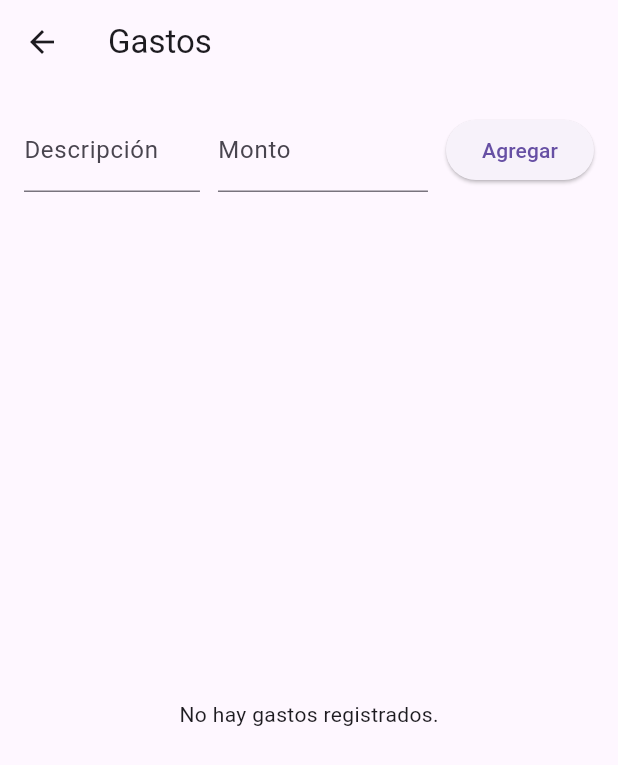
After one commit to jesusdcintas/marketmove_app, a Flutter app: the GastosPage screen opened by its route, on a phone screen of 412 x 824 dp. The commit adds this screen. Shown: the top 765 px of the screen. Run offline on Flutter 3.47's test engine with Material 3 defaults, Android fonts, the phone set to English and light mode, and no system bars; our stand-ins replace flutter_dotenv, supabase_flutter; accounts and stored records are empty.

Commit message:
feat: add GastosPage with UI and expense flow

```diff
--- a/lib/main.dart
+++ b/lib/main.dart
@@ -4,6 +4,7 @@ import 'package:supabase_flutter/supabase_flutter.dart';
 
 import 'src/features/auth/presentation/home_page.dart';
 import 'src/features/auth/presentation/login_page.dart';
+import 'src/features/gastos/presentation/gastos_page.dart';
 import 'src/features/productos/presentation/productos_page.dart';
 import 'src/features/ventas/presentation/ventas_page.dart';
 
@@ -43,6 +44,7 @@ class MarketMoveApp extends StatelessWidget {
         '/home': (_) => const HomePage(),
         '/productos': (_) => const ProductosPage(),
         '/ventas': (_) => const VentasPage(),
+        '/gastos': (_) => const GastosPage(),
       },
     );
   }
--- /dev/null
+++ b/lib/src/features/gastos/presentation/gastos_page.dart
@@ -0,0 +1,145 @@
+import 'package:flutter/material.dart';
+
+import '../../../shared/models/gasto.dart';
+import '../../../shared/services/gastos_service.dart';
+
+class GastosPage extends StatefulWidget {
+  const GastosPage({super.key});
+
+  @override
+  State<GastosPage> createState() => _GastosPageState();
+}
+
+class _GastosPageState extends State<GastosPage> {
+  final _gastosService = GastosService();
+  bool _isLoading = false;
+  List<Gasto> _gastos = [];
+  final _descripcionController = TextEditingController();
+  final _montoController = TextEditingController();
+
+  @override
+  void initState() {
+    super.initState();
+    _loadGastos();
+  }
+
+  @override
+  void dispose() {
+    _descripcionController.dispose();
+    _montoController.dispose();
+    super.dispose();
+  }
+
+  Future<void> _loadGastos() async {
+    setState(() => _isLoading = true);
+    try {
+      _gastos = await _gastosService.getAll();
+    } catch (error) {
+      ScaffoldMessenger.of(context).showSnackBar(
+        SnackBar(content: Text('Error cargando gastos: $error')),
+      );
+    } finally {
+      setState(() => _isLoading = false);
+    }
+  }
+
+  Future<void> _submitGasto() async {
+    final descripcion = _descripcionController.text.trim();
+    final monto = double.tryParse(_montoController.text.trim()) ?? 0;
+
+    if (descripcion.isEmpty || monto <= 0) {
+      ScaffoldMessenger.of(context).showSnackBar(
+        const SnackBar(content: Text('Descripción y monto son obligatorios.')),
+      );
+      return;
+    }
+
+    final gasto = Gasto(
+      id: '',
+      descripcion: descripcion,
+      monto: monto,
+      categoria: 'General',
+    );
+
+    try {
+      await _gastosService.insert(gasto);
+      _descripcionController.clear();
+      _montoController.clear();
+      await _loadGastos();
+    } catch (error) {
+      ScaffoldMessenger.of(context).showSnackBar(
+        SnackBar(content: Text('Error guardando el gasto: $error')),
+      );
+    }
+  }
+
+  Future<void> _deleteGasto(String id) async {
+    try {
+      await _gastosService.delete(id);
+      await _loadGastos();
+    } catch (error) {
+      ScaffoldMessenger.of(context).showSnackBar(
+        SnackBar(content: Text('Error eliminando el gasto: $error')),
+      );
+    }
+  }
+
+  @override
+  Widget build(BuildContext context) {
+    return Scaffold(
+      appBar: AppBar(title: const Text('Gastos')),
+      body: Padding(
+        padding: const EdgeInsets.all(16),
+        child: Column(
+          children: [
+            Row(
+              children: [
+                Expanded(
+                  child: TextField(
+                    controller: _descripcionController,
+                    decoration: const InputDecoration(labelText: 'Descripción'),
+                  ),
+                ),
+                const SizedBox(width: 12),
+                SizedBox(
+                  width: 140,
+                  child: TextField(
+                    controller: _montoController,
+                    decoration: const InputDecoration(labelText: 'Monto'),
+                    keyboardType: TextInputType.number,
+                  ),
+                ),
+                const SizedBox(width: 12),
+                ElevatedButton(
+                  onPressed: _submitGasto,
+                  child: const Text('Agregar'),
+                ),
+              ],
+            ),
+            const SizedBox(height: 16),
+            Expanded(
+              child: _isLoading
+                  ? const Center(child: CircularProgressIndicator())
+                  : _gastos.isEmpty
+                      ? const Center(child: Text('No hay gastos registrados.'))
+                      : ListView.builder(
+                          itemCount: _gastos.length,
+                          itemBuilder: (context, index) {
+                            final gasto = _gastos[index];
+                            return ListTile(
+                              title: Text(gasto.descripcion),
+                              subtitle: Text('Monto: ${gasto.monto.toStringAsFixed(2)} €'),
+                              trailing: IconButton(
+                                icon: const Icon(Icons.delete),
+                                onPressed: () => _deleteGasto(gasto.id),
+                              ),
+                            );
+                          },
+                        ),
+            ),
+          ],
+        ),
+      ),
+    );
+  }
+}
```
